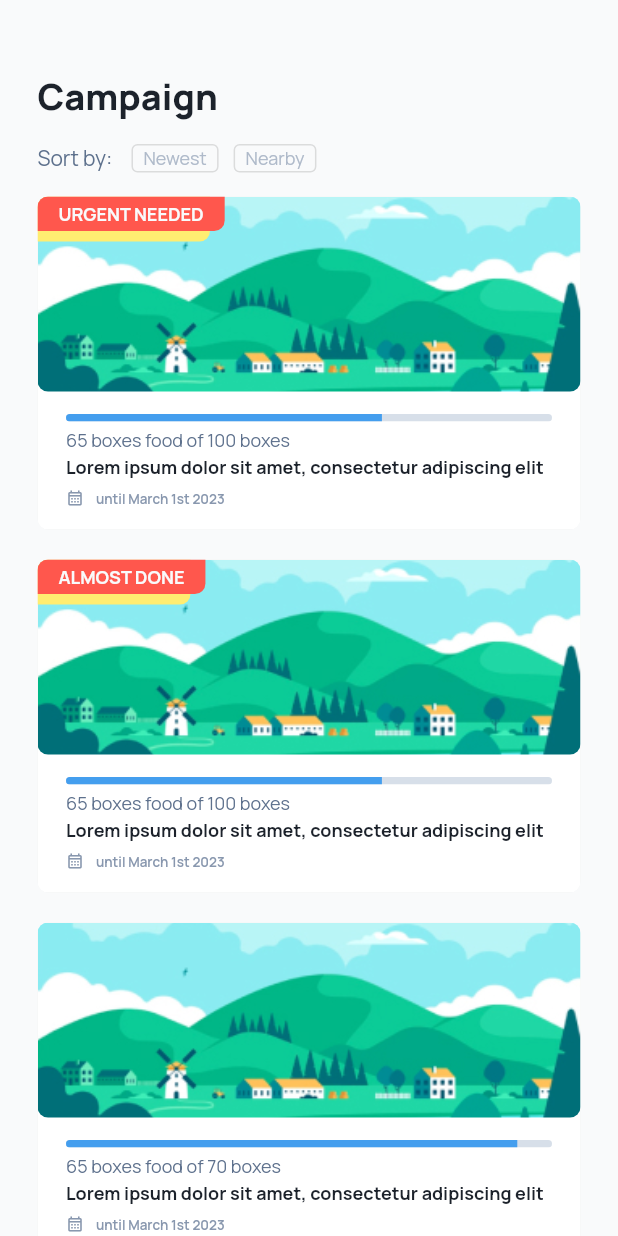
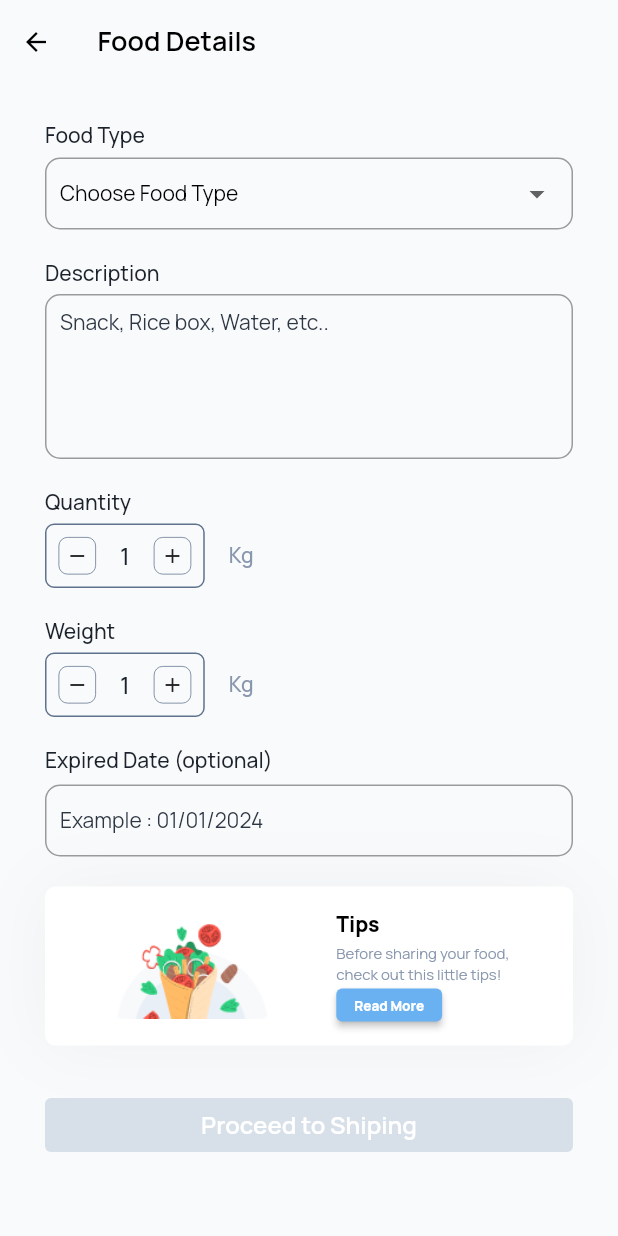
Before and after one commit to Aseupan/Mobile, a Flutter app: the screen it shows after launch, on a phone screen of 412 x 824 dp. Run offline on Flutter 3.47's test engine with Material 2 defaults, Android fonts, the phone set to English and light mode, and no system bars; our stand-ins replace carousel_slider, dio, email_validator, flutter_hooks, flutter_screenutil, flutter_svg and 5 more; generated files the repository leaves out were written again.

Commit message:
food details screen with controller

```diff
--- /dev/null
+++ b/lib/controller/campaign/campaign_controller.dart
@@ -0,0 +1,24 @@
+import 'package:get/get.dart';
+
+class FoodDetail {
+  var foodType = "".obs;
+  var description = "".obs;
+  RxInt quantity = 1.obs;
+  RxInt weight = 1.obs;
+  var expired = "".obs;
+  RxBool isValid = false.obs;
+
+  void checkValid() {
+    if (foodType.isEmpty || description.isEmpty || expired.isEmpty) {
+      isValid.value = false;
+    } else {
+      isValid.value = true;
+    }
+  }
+}
+
+class CampaignController extends GetxController {
+  static CampaignController get i => Get.find();
+
+  var foodDetails = <String, FoodDetail>{}.obs;
+}
--- a/lib/main.dart
+++ b/lib/main.dart
@@ -3,6 +3,9 @@ import 'package:flutter_screenutil/flutter_screenutil.dart';
 import 'package:get/get.dart';
 import 'package:mobile/routes/app_pages.dart';
 import 'package:mobile/routes/app_routes.dart';
+import 'package:mobile/services/global_theme.dart';
+import 'package:mobile/utils/color_constants.dart';
+import 'package:mobile/widgets/text_styles.dart';
 import 'package:sizer/sizer.dart';
 import 'package:get_storage/get_storage.dart';
 
@@ -30,11 +33,9 @@ class MyApp extends StatelessWidget {
             child: GetMaterialApp(
               // TODO: CHANGE THIS TITLE
               title: 'GSC Berkah',
-              theme: ThemeData(
-                fontFamily: 'Manrope',
-              ),
+              theme: GlobalTheme(),
               getPages: appRouter(),
-              initialRoute: RoutePage.campaignList,
+              initialRoute: RoutePage.foodDetail(10),
               builder: (context, child) {
                 return MediaQuery(
                   data: MediaQuery.of(context).copyWith(textScaleFactor: 1),
--- a/lib/routes/app_pages.dart
+++ b/lib/routes/app_pages.dart
@@ -5,7 +5,9 @@ import 'package:mobile/views/auth/auth_binding.dart';
 import 'package:mobile/views/auth/login_screen.dart';
 import 'package:mobile/views/auth/register_screen.dart';
 import 'package:mobile/views/campaign/campaigh_detail_screen.dart';
+import 'package:mobile/views/campaign/campaign_binding.dart';
 import 'package:mobile/views/campaign/campaign_list_screen.dart';
+import 'package:mobile/views/campaign/food_campaign_screen.dart';
 import 'package:mobile/views/home/home_screen.dart';
 import 'package:mobile/views/launch/splash_screen.dart';
 import 'package:mobile/routes/app_routes.dart';
@@ -40,8 +42,13 @@ List<GetPage<dynamic>> appRouter() {
       page: () => CampaignListScreen(),
     ),
     GetPage(
-      name: '/campaign/:id',
+      name: '/campaign/:campaignId',
       page: () => CampaignDetailScreen(),
+    ),
+    GetPage(
+      name: '/campaign/:campaignId/food',
+      page: () => FoodCampaignScreen(),
+      binding: CampaignBinding(),
     )
   ];
 }
--- a/lib/routes/app_routes.dart
+++ b/lib/routes/app_routes.dart
@@ -8,7 +8,11 @@ class RoutePage {
   // Phase 2
   static const String home = "/home";
   static const String campaignList = "/campaign";
-  static String campaignDetail(num id) {
-    return '/campaign/:$id';
+  static String campaignDetail(num campaignId) {
+    return '/campaign/:$campaignId';
+  }
+
+  static String foodDetail(num campaignId) {
+    return '/campaign/:$campaignId/food';
   }
 }
--- /dev/null
+++ b/lib/services/global_theme.dart
@@ -0,0 +1,63 @@
+import 'package:flutter/material.dart';
+import 'package:mobile/utils/color_constants.dart';
+import 'package:mobile/widgets/text_styles.dart';
+
+ThemeData GlobalTheme() {
+  return ThemeData(
+    fontFamily: 'Manrope',
+    buttonTheme: ButtonThemeData(
+      padding: EdgeInsets.symmetric(
+        vertical: 8,
+        horizontal: 16,
+      ),
+    ),
+    elevatedButtonTheme: ElevatedButtonThemeData(
+      style: ButtonStyle(
+        tapTargetSize: MaterialTapTargetSize.shrinkWrap,
+        padding: MaterialStateProperty.resolveWith<EdgeInsetsGeometry>(
+          (states) => EdgeInsets.symmetric(
+            vertical: 8,
+            horizontal: 16,
+          ),
+        ),
+        minimumSize: MaterialStateProperty.resolveWith<Size>(
+          (states) => Size.zero,
+        ),
+        backgroundColor: MaterialStateProperty.resolveWith<Color?>(
+          (states) {
+            if (states.contains(MaterialState.hovered)) {
+              return ColorConstants.flowerBlue[400];
+            } else if (states.contains(MaterialState.pressed)) {
+              return ColorConstants.flowerBlue[500];
+            } else if (states.contains(MaterialState.disabled)) {
+              return ColorConstants.slate[200];
+            } else {
+              return ColorConstants.flowerBlue[600];
+            }
+          },
+        ),
+      ),
+    ),
+    inputDecorationTheme: InputDecorationTheme(
+      focusedBorder: OutlineInputBorder(
+        borderSide: BorderSide(
+          width: 1.5,
+          color: ColorConstants.slate[500]!,
+        ),
+        borderRadius: BorderRadius.circular(10),
+      ),
+      contentPadding: EdgeInsets.symmetric(
+        vertical: 0,
+        horizontal: 10,
+      ),
+      border: OutlineInputBorder(
+        borderSide: BorderSide(
+          width: 2,
+          color: Colors.black,
+        ),
+        borderRadius: BorderRadius.circular(10),
+      ),
+      hintStyle: body5TextStyle(color: ColorConstants.slate[800]),
+    ),
+  );
+}
--- a/lib/views/campaign/campaigh_detail_screen.dart
+++ b/lib/views/campaign/campaigh_detail_screen.dart
@@ -2,6 +2,7 @@ import 'package:carousel_slider/carousel_slider.dart';
 import 'package:flutter/material.dart';
 import 'package:get/get.dart';
 import 'package:mobile/utils/color_constants.dart';
+import 'package:mobile/widgets/custom_appbar.dart';
 import 'package:mobile/widgets/text_styles.dart';
 import 'package:sizer/sizer.dart';
 
@@ -17,30 +18,7 @@ class _CampaignDetailScreenState extends State<CampaignDetailScreen> {
   Widget build(BuildContext context) {
     return Scaffold(
       backgroundColor: ColorConstants.slate[25],
-      appBar: AppBar(
-        leading: Row(
-          children: [
-            IconButton(
-              onPressed: () {
-                Get.back();
-              },
-              icon: Icon(
-                Icons.arrow_back,
-                color: Colors.black,
-              ),
-            )
-          ],
-        ),
-        leadingWidth: 55,
-        title: Text(
-          "Campaign Details",
-          style: h3TextStyle(
-            weight: FontWeight.w600,
-          ),
-        ),
-        backgroundColor: ColorConstants.slate[25],
-        elevation: 0,
-      ),
+      appBar: CustomAppBar("Campaign Details"),
       body: SingleChildScrollView(
         child: Column(
           children: [
--- /dev/null
+++ b/lib/views/campaign/campaign_binding.dart
@@ -0,0 +1,10 @@
+import 'package:get/get.dart';
+import 'package:mobile/controller/auth/auth_controller.dart';
+import 'package:mobile/controller/campaign/campaign_controller.dart';
+
+class CampaignBinding extends Bindings {
+  @override
+  void dependencies() {
+    Get.put(CampaignController());
+  }
+}
--- /dev/null
+++ b/lib/views/campaign/food_campaign_screen.dart
@@ -0,0 +1,247 @@
+import 'package:flutter/material.dart';
+import 'package:get/get.dart';
+import 'package:mobile/controller/campaign/campaign_controller.dart';
+import 'package:mobile/utils/color_constants.dart';
+import 'package:mobile/views/home/layouts/home_tips.dart';
+import 'package:mobile/widgets/control_counter.dart';
+import 'package:mobile/widgets/custom_appbar.dart';
+import 'package:mobile/widgets/text_styles.dart';
+import 'package:mobile/widgets/tips.dart';
+import 'package:sizer/sizer.dart';
+import 'package:intl/intl.dart';
+
+class FoodCampaignScreen extends StatefulWidget {
+  const FoodCampaignScreen({super.key});
+
+  @override
+  State<FoodCampaignScreen> createState() => _FoodCampaignScreenState();
+}
+
+class _FoodCampaignScreenState extends State<FoodCampaignScreen> {
+  final id = Get.parameters['campaignId']?.substring(1) ?? '0';
+
+  num _angka = 1;
+  DateTime _selectedDate = DateTime.now();
+  final _dateController = TextEditingController();
+  final _controller = CampaignController.i;
+  bool isAvailable = false;
+
+  @override
+  void initState() {
+    super.initState();
+    WidgetsBinding.instance.addPostFrameCallback((_) async {
+      if (!_controller.foodDetails.containsKey(id)) {
+        _controller.foodDetails[id] = FoodDetail();
+      }
+    });
+  }
+
+  Future<void> _selectDate(BuildContext context) async {
+    final DateTime? picked = await showDatePicker(
+      context: context,
+      initialDate: _selectedDate,
+      firstDate: DateTime(2010),
+      lastDate: DateTime(2100),
+    );
+    if (picked != null && picked != _selectedDate) {
+      setState(() {
+        _selectedDate = picked;
+        _dateController.text = DateFormat.yMd().format(_selectedDate);
+      });
+      _controller.foodDetails[id]?.expired.value = _dateController.text;
+    }
+  }
+
+  Widget dialog = Dialog(
+    insetPadding: EdgeInsets.only(left: 5.w, right: 5.w),
+    child: Container(
+      decoration: BoxDecoration(
+        color: Colors.white,
+        borderRadius: BorderRadius.circular(10),
+      ),
+      padding: EdgeInsets.symmetric(
+        horizontal: 24,
+        vertical: 20,
+      ),
+      child: Column(
+        mainAxisSize: MainAxisSize.min,
+        crossAxisAlignment: CrossAxisAlignment.start,
+        children: [
+          Text(
+            'Before you send it,',
+            style: h3TextStyle(
+              weight: FontWeight.w800,
+            ),
+          ),
+          SizedBox(height: 8),
+          Text(
+            'Are you sure your food packaging is safe enough to arrive safely?',
+            style: h5TextStyle(color: ColorConstants.slate[400]),
+          ),
+          SizedBox(height: 20),
+          Row(
+            mainAxisAlignment: MainAxisAlignment.spaceBetween,
+            children: [
+              OutlinedButton(
+                onPressed: () {},
+                child: Text(
+                  'I’m not sure',
+                  style: h5TextStyle(
+                    color: ColorConstants.slate[600],
+                    weight: FontWeight.w500,
+                  ),
+                ),
+              ),
+              ElevatedButton(
+                onPressed: () {},
+                child: Text(
+                  'I’m sure, next',
+                  style: h5TextStyle(
+                    weight: FontWeight.w500,
+                    color: ColorConstants.slate[25],
+                  ),
+                ),
+              ),
+            ],
+          )
+        ],
+      ),
+    ),
+  );
+
+  @override
+  Widget build(BuildContext context) {
+    return Scaffold(
+      backgroundColor: ColorConstants.slate[25],
+      appBar: CustomAppBar("Food Details"),
+      body: SingleChildScrollView(
+        child: Container(
+          width: 100.w,
+          padding: EdgeInsets.symmetric(horizontal: 30, vertical: 25),
+          child: Column(
+            crossAxisAlignment: CrossAxisAlignment.stretch,
+            children: [
+              Text(
+                "Food Type",
+                style: body5TextStyle(
+                  color: ColorConstants.slate[900],
+                  weight: FontWeight.w500,
+                ),
+              ),
+              SizedBox(height: 6),
+              DropdownButtonFormField(
+                isExpanded: true,
+                hint: Text(
+                  'Choose Food Type',
+                  style: body5TextStyle(),
+                ),
+                style: body5TextStyle(weight: FontWeight.w500),
+                items: ['Dry Food', 'Food Dry']
+                    .map(
+                      (e) => DropdownMenuItem(
+                        value: e,
+                        child: Text(e),
+                      ),
+                    )
+                    .toList(),
+                onChanged: (e) {
+                  _controller.foodDetails[id]?.foodType.value = e!;
+                  _controller.foodDetails[id]?.checkValid();
+                },
+              ),
+              SizedBox(height: 20),
+              Text(
+                'Description',
+                style: h5TextStyle(
+                  color: ColorConstants.slate[900],
+                  weight: FontWeight.w500,
+                ),
+              ),
+              SizedBox(height: 5),
+              TextFormField(
+                keyboardType: TextInputType.multiline,
+                maxLines: 5,
+                decoration: InputDecoration(
+                  contentPadding: EdgeInsets.symmetric(
+                    vertical: 10,
+                    horizontal: 10,
+                  ),
+                  hintText: 'Snack, Rice box, Water, etc..',
+                ),
+                style: body5TextStyle(),
+                onChanged: (e) {
+                  _controller.foodDetails[id]?.description.value = e;
+                  _controller.foodDetails[id]?.checkValid();
+                },
+              ),
+              SizedBox(height: 20),
+              Obx(
+                () => ControlCounter(
+                  value: _controller.foodDetails[id]?.quantity.value ?? 0,
+                  label: 'Quantity',
+                  unit: 'Kg',
+                  onChange: (e) {
+                    _controller.foodDetails[id]?.quantity.value = e;
+                  },
+                ),
+              ),
+              SizedBox(height: 20),
+              Obx(
+                () => ControlCounter(
+                  value: _controller.foodDetails[id]?.weight.value ?? 0,
+                  label: 'Weight',
+                  unit: 'Kg',
+                  onChange: (e) {
+                    _controller.foodDetails[id]?.weight.value = e;
+                  },
+                ),
+              ),
+              SizedBox(height: 20),
+              Text(
+                "Expired Date (optional)",
+                style: body5TextStyle(
+                  color: ColorConstants.slate[900],
+                  weight: FontWeight.w500,
+                ),
+              ),
+              SizedBox(height: 7),
+              TextField(
+                style: body5TextStyle(color: ColorConstants.slate[900]),
+                controller: _dateController,
+                decoration: InputDecoration(
+                  hintText: "Example : 01/01/2024",
+                ),
+                readOnly: true,
+                onTap: () async {
+                  await _selectDate(context);
+                  _controller.foodDetails[id]?.checkValid();
+                },
+              ),
+              SizedBox(height: 20),
+              Tips(),
+              SizedBox(height: 35),
+              Obx(
+                () => ElevatedButton(
+                  onPressed: _controller.foodDetails[id]?.isValid.value ?? false
+                      ? () {
+                          showDialog(
+                              context: context,
+                              builder: (BuildContext context) => dialog);
+                        }
+                      : null,
+                  child: Text(
+                    'Proceed to Shiping',
+                    style: h4TextStyle(
+                      color: Colors.white,
+                      weight: FontWeight.w600,
+                    ),
+                  ),
+                ),
+              )
+            ],
+          ),
+        ),
+      ),
+    );
+  }
+}
--- /dev/null
+++ b/lib/widgets/control_counter.dart
@@ -0,0 +1,112 @@
+import 'package:flutter/material.dart';
+import 'package:get/get.dart';
+import 'package:get_storage/get_storage.dart';
+import 'package:mobile/utils/color_constants.dart';
+import 'package:mobile/widgets/text_styles.dart';
+
+class ControlCounter extends StatelessWidget {
+  String label;
+  int value;
+  void Function(int) onChange;
+  String unit;
+  ControlCounter(
+      {super.key,
+      required this.label,
+      required this.value,
+      required this.onChange,
+      required this.unit});
+
+  @override
+  Widget build(BuildContext context) {
+    return Column(
+      crossAxisAlignment: CrossAxisAlignment.start,
+      children: [
+        Text(
+          label,
+          style: body5TextStyle(
+            color: ColorConstants.slate[900],
+            weight: FontWeight.w500,
+          ),
+        ),
+        SizedBox(height: 5),
+        Row(
+          crossAxisAlignment: CrossAxisAlignment.center,
+          children: [
+            Container(
+              padding: EdgeInsets.all(8),
+              decoration: BoxDecoration(
+                border: Border.all(
+                  color: ColorConstants.slate[500]!,
+                  width: 1,
+                ),
+                borderRadius: BorderRadius.circular(6),
+              ),
+              child: Row(
+                crossAxisAlignment: CrossAxisAlignment.center,
+                children: [
+                  InkWell(
+                    onTap: value > 0
+                        ? () {
+                            onChange(value - 1);
+                          }
+                        : null,
+                    child: Container(
+                      padding: EdgeInsets.all(4),
+                      decoration: BoxDecoration(
+                        border: Border.all(
+                          color: ColorConstants.slate[500]!,
+                          width: 0.5,
+                        ),
+                        borderRadius: BorderRadius.circular(6),
+                      ),
+                      child: Icon(
+                        Icons.remove,
+                        size: 16,
+                      ),
+                    ),
+                  ),
+                  SizedBox(width: 16),
+                  Text(
+                    '$value',
+                    style: body4TextStyle(
+                      color: ColorConstants.slate[900],
+                      weight: FontWeight.w500,
+                    ),
+                  ),
+                  SizedBox(width: 16),
+                  InkWell(
+                    onTap: () {
+                      onChange(value + 1);
+                    },
+                    child: Container(
+                      padding: EdgeInsets.all(4),
+                      decoration: BoxDecoration(
+                        border: Border.all(
+                          color: ColorConstants.slate[500]!,
+                          width: 0.5,
+                        ),
+                        borderRadius: BorderRadius.circular(6),
+                      ),
+                      child: Icon(
+                        Icons.add,
+                        size: 16,
+                      ),
+                    ),
+                  ),
+                ],
+              ),
+            ),
+            SizedBox(width: 16),
+            Text(
+              unit,
+              style: body5TextStyle(
+                weight: FontWeight.w500,
+                color: ColorConstants.slate[400],
+              ),
+            )
+          ],
+        )
+      ],
+    );
+  }
+}
--- /dev/null
+++ b/lib/widgets/custom_appbar.dart
@@ -0,0 +1,32 @@
+import 'package:flutter/material.dart';
+import 'package:get/get.dart';
+import 'package:mobile/utils/color_constants.dart';
+import 'package:mobile/widgets/text_styles.dart';
+
+AppBar CustomAppBar(String title) {
+  return AppBar(
+    leading: Row(
+      children: [
+        IconButton(
+          onPressed: () {
+            Get.back();
+          },
+          icon: Icon(
+            Icons.arrow_back,
+            color: Colors.black,
+            size: 20,
+          ),
+        )
+      ],
+    ),
+    leadingWidth: 49,
+    title: Text(
+      title,
+      style: h3TextStyle(
+        weight: FontWeight.w600,
+      ),
+    ),
+    backgroundColor: ColorConstants.slate[25],
+    elevation: 0,
+  );
+}
--- /dev/null
+++ b/lib/widgets/tips.dart
@@ -0,0 +1,76 @@
+import 'package:flutter/material.dart';
+import 'package:mobile/utils/color_constants.dart';
+import 'package:mobile/widgets/text_styles.dart';
+import 'package:sizer/sizer.dart';
+
+class Tips extends StatelessWidget {
+  const Tips({super.key});
+
+  @override
+  Widget build(BuildContext context) {
+    return Container(
+      width: 100.w,
+      padding: EdgeInsets.symmetric(horizontal: 22, vertical: 16),
+      decoration: BoxDecoration(
+        color: Colors.white,
+        boxShadow: [
+          BoxShadow(
+            color: Color.fromRGBO(0, 0, 0, 0.04),
+            blurRadius: 40,
+            spreadRadius: 0,
+            offset: Offset(0, 0),
+          ),
+        ],
+        borderRadius: BorderRadius.circular(7),
+      ),
+      child: Row(
+        crossAxisAlignment: CrossAxisAlignment.center,
+        mainAxisAlignment: MainAxisAlignment.spaceAround,
+        children: [
+          Image(
+            image: AssetImage('assets/images/home_tips.png'),
+            width: 111,
+            height: 70,
+          ),
+          Column(
+            crossAxisAlignment: CrossAxisAlignment.start,
+            children: [
+              Text(
+                "Tips",
+                style: h5TextStyle(weight: FontWeight.w800),
+              ),
+              SizedBox(height: 3),
+              Text(
+                "Before sharing your food,\ncheck out this little tips!",
+                style: TextStyle(
+                  color: ColorConstants.slate[400],
+                  fontSize: 10,
+                  fontWeight: FontWeight.w400,
+                ),
+              ),
+              SizedBox(height: 3),
+              ElevatedButton(
+                style: ElevatedButton.styleFrom(
+                  minimumSize: Size.zero,
+                  backgroundColor: ColorConstants.flowerBlue[500],
+                  padding: EdgeInsets.symmetric(
+                    vertical: 5,
+                    horizontal: 12,
+                  ),
+                ),
+                onPressed: () {},
+                child: Text(
+                  "Read More",
+                  style: TextStyle(
+                    fontSize: 9,
+                    fontWeight: FontWeight.w800,
+                  ),
+                ),
+              )
+            ],
+          )
+        ],
+      ),
+    );
+  }
+}
--- a/pubspec.yaml
+++ b/pubspec.yaml
@@ -29,6 +29,7 @@ dependencies:
   retrofit_generator: any
   fluttertoast: ^8.0.8
   email_validator: ^2.1.17
+  intl: ^0.18.0
   carousel_slider: ^4.2.1
 
 dev_dependencies:
```
Also changed, not shown: pubspec.lock.
